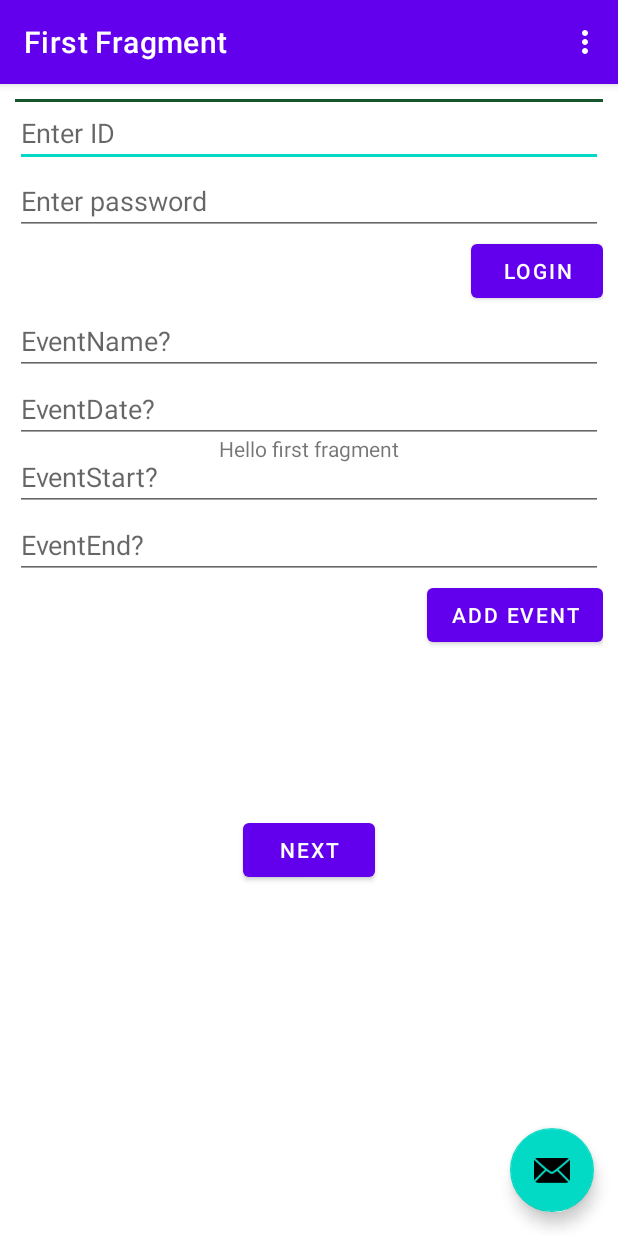
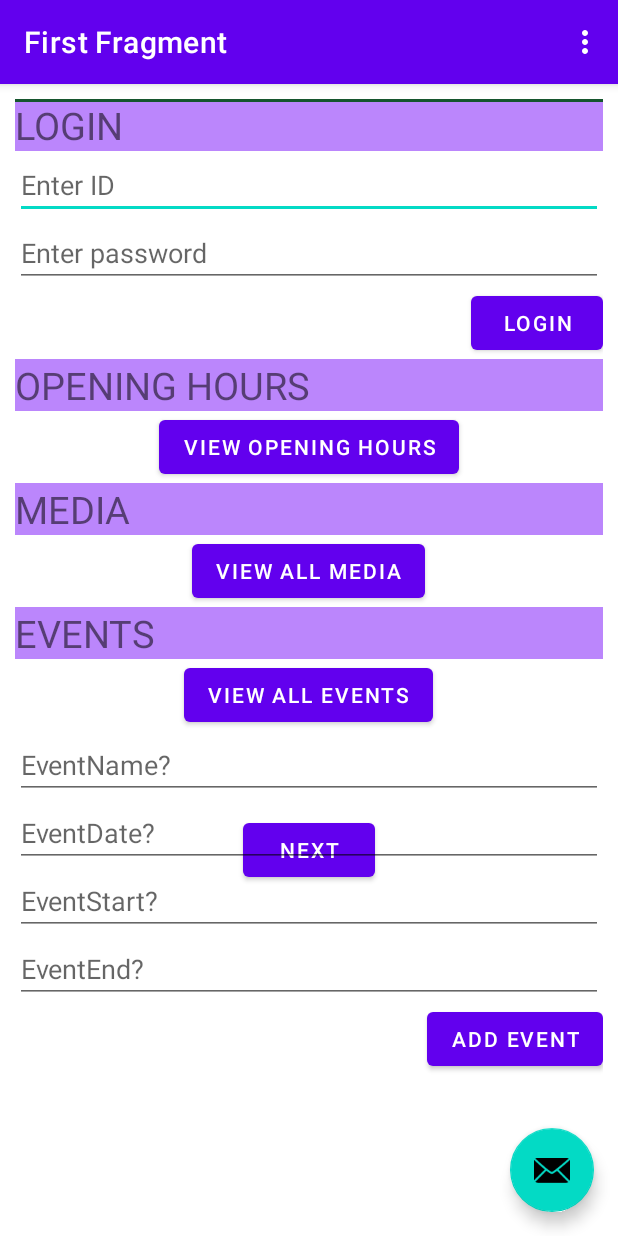
Before and after one commit to McGill-ECSE321-Fall2021/project-group-06, an Android app: the screen it shows after launch (MainActivity), on a phone screen of 412 x 824 dp. Run offline under Robolectric (Android 15) with nearby library versions, the phone set to English and light mode, and no system bars; our stand-ins replace navigation-ui; libraries missing offline, so code that uses them is left out: com.loopj.android, cz.msebera.android.

Commit message:
some basic xml layout in main and op hours, navigation not done tho

```diff
--- a/LibrarySystemAndroid/app/src/main/java/ca/mcgill/ecse321/librarysystem_android/MainActivity.java
+++ b/LibrarySystemAndroid/app/src/main/java/ca/mcgill/ecse321/librarysystem_android/MainActivity.java
@@ -22,8 +22,11 @@
 import android.view.MenuItem;
 import android.widget.TextView;
 
+import org.json.JSONArray;
 import org.json.JSONException;
 import org.json.JSONObject;
+
+import java.sql.Time;
 
 public class MainActivity extends AppCompatActivity {
     private String error = null;
@@ -101,6 +104,7 @@
             @Override
             public void onSuccess(int statusCode, Header[] headers, JSONObject response) {
                 setContentView(R.layout.Online);
+                refreshErrorMessage();
             }
             @Override
             public void onFailure(int statusCode, Header[] headers, Throwable throwable, JSONObject errorResponse) {
@@ -147,7 +151,8 @@
             }
         });
     }
-    //Opening Hours Begin
+    //Opening Hours Begin, for now only View All OH is needed
+    /*
     public void createOpeningHours(View v){
         error = "";
         RequestParams rq = new RequestParams();
@@ -211,13 +216,32 @@
                 refreshErrorMessage();
             }
         });
-    }
+    }*/
     public void getAllOpeningHours(View v){
         error = "";
         RequestParams rq = new RequestParams();
         HttpUtils.post("openingHours/", rq, new JsonHttpResponseHandler() {
             @Override
-            public void onSuccess(int statusCode, Header[] headers, JSONObject response) {
+            public void onSuccess(int statusCode, Header[] headers, JSONArray response) {
+                final JSONArray[] allOP= {new JSONArray()};
+                allOP[0]=response;
+                JSONObject object= null;
+                try {
+                    object = allOP[0].getJSONObject(0);
+                    String start=object.getString("startTime");
+                    String end= object.getString("endTime");
+
+                    TextView tvStart=(TextView) findViewById(R.id.start_time);
+                    TextView tvEnd=(TextView) findViewById(R.id.end_time);
+                    tvStart.setText(start_time);
+                    tvEnd.setText(end_time);
+                    //honestly don't think this is right
+                } catch (JSONException e) {
+                    e.printStackTrace();
+                }
+
+
+                setContentView(R.layout.opening_hour);
                 refreshErrorMessage();
             }
             @Override
@@ -232,6 +256,7 @@
             }
         });
     }
+    /*
     public void getOpeningHourById(View v){
         error = "";
         RequestParams rq = new RequestParams();
@@ -275,6 +300,6 @@
                 refreshErrorMessage();
             }
         });
-    }
+    }*/
     //Opening Hours End
 }
--- a/LibrarySystemAndroid/app/src/main/res/layout/content_main.xml
+++ b/LibrarySystemAndroid/app/src/main/res/layout/content_main.xml
@@ -47,6 +47,13 @@
                 <TextView
                     android:layout_width="match_parent"
                     android:layout_height="wrap_content"
+                    android:text="@string/login_label"
+                    android:textAllCaps="true"
+                    android:textSize="@dimen/title"
+                    android:background="@color/purple_200"/>
+                <TextView
+                    android:layout_width="match_parent"
+                    android:layout_height="wrap_content"
                     android:visibility="gone"
                     android:text=""
                     android:textColor="#FF0000"/>
@@ -67,6 +74,63 @@
                     android:layout_gravity="end"
                     android:onClick="login"
                     android:text="@string/login"/>
+            </LinearLayout>
+
+            <LinearLayout
+                android:layout_width="match_parent"
+                android:layout_height="wrap_content"
+                android:orientation="vertical">
+                <TextView
+                    android:layout_width="match_parent"
+                    android:layout_height="wrap_content"
+                    android:text="@string/oh_label"
+                    android:textAllCaps="true"
+                    android:textSize="@dimen/title"
+                    android:background="@color/purple_200"/>
+                <Button
+                    android:layout_width="wrap_content"
+                    android:layout_height="wrap_content"
+                    android:layout_gravity="center"
+                    android:text="@string/oh"
+                    android:onClick="getAllOpeningHours"/>
+            </LinearLayout>
+
+            <LinearLayout
+                android:layout_width="match_parent"
+                android:layout_height="wrap_content"
+                android:orientation="vertical">
+                <TextView
+                    android:layout_width="match_parent"
+                    android:layout_height="wrap_content"
+                    android:text="@string/media_label"
+                    android:textAllCaps="true"
+                    android:textSize="@dimen/title"
+                    android:background="@color/purple_200"/>
+                <Button
+                    android:layout_width="wrap_content"
+                    android:layout_height="wrap_content"
+                    android:layout_gravity="center"
+                    android:text="@string/media"
+                    android:onClick="getAllMedia"/>
+            </LinearLayout>
+
+            <LinearLayout
+                android:layout_width="match_parent"
+                android:layout_height="wrap_content"
+                android:orientation="vertical">
+                <TextView
+                    android:layout_width="match_parent"
+                    android:layout_height="wrap_content"
+                    android:text="@string/event_label"
+                    android:textAllCaps="true"
+                    android:textSize="@dimen/title"
+                    android:background="@color/purple_200"/>
+                <Button
+                    android:layout_width="wrap_content"
+                    android:layout_height="wrap_content"
+                    android:layout_gravity="center"
+                    android:text="@string/event"
+                    android:onClick="getAllEvents"/>
             </LinearLayout>
 
             <LinearLayout
--- a/LibrarySystemAndroid/app/src/main/res/values/dimens.xml
+++ b/LibrarySystemAndroid/app/src/main/res/values/dimens.xml
@@ -1,4 +1,5 @@
 <resources>
     <dimen name="fab_margin">16dp</dimen>
     <dimen name="padding">10dp</dimen>
+    <dimen name="title">25sp</dimen>
 </resources>
--- a/LibrarySystemAndroid/app/src/main/res/values/strings.xml
+++ b/LibrarySystemAndroid/app/src/main/res/values/strings.xml
@@ -10,9 +10,28 @@
     <string name="hello_first_fragment">Hello first fragment</string>
     <string name="hello_second_fragment">Hello second fragment. Arg: %1$s</string>
 
+    <string name="go_back">Go back to Main Page</string>
+
+    <string name="login_label">Login</string>
     <string name="askID">Enter ID</string>
     <string name="askPwd">Enter password</string>
     <string name="login">Login</string>
+
+    <string name="oh_label">Opening Hours</string>
+    <string name="oh">View Opening Hours</string>
+    <string name="monday">Monday:</string>
+    <string name="tuesday">Tuesday:</string>
+    <string name="wednesday">Wednesday</string>
+    <string name="thursday">Thursday</string>
+    <string name="friday">Friday:</string>
+    <string name="saturday">Saturday:</string>
+    <string name="sunday">Sunday:</string>
+
+    <string name="media_label">Media</string>
+    <string name="media">View All Media</string>
+
+    <string name="event_label">Events</string>
+    <string name="event">View All Events</string>
 
     <string name="newpersonname_hint">EventName?</string>
     <string name="newpersondate_hint">EventDate?</string>
```
Also changed, not shown: LibrarySystemAndroid/app/src/main/res/layout/opening_hour.xml (added, +115 -0 lines).
